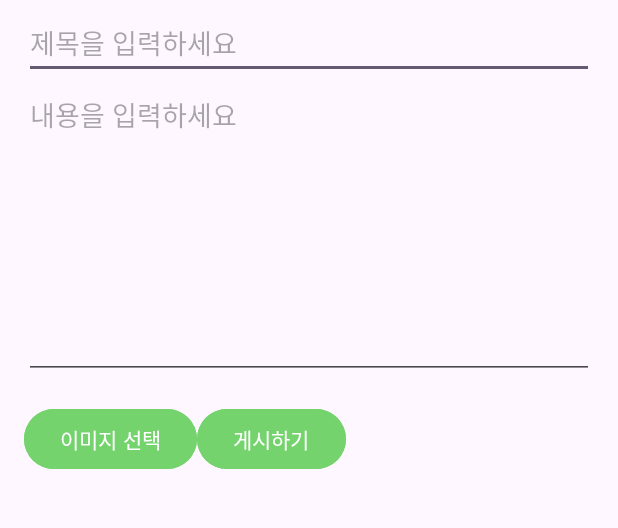
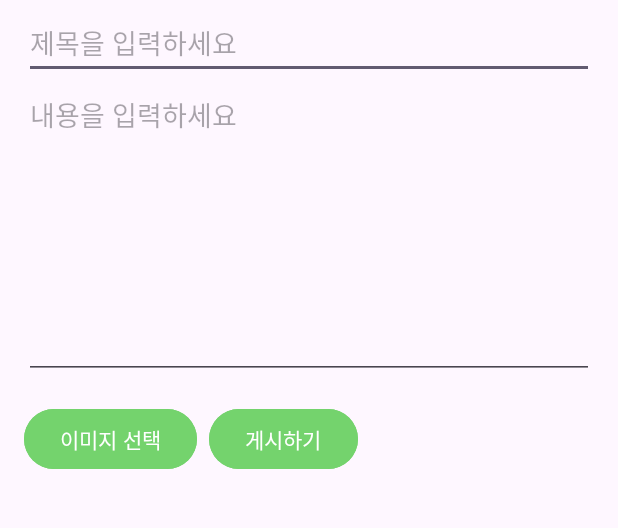
Before and after one commit to riahaaa/ecopath, an Android app: the CreatePostActivity screen opened directly, with no data from a screen before it, on a phone screen of 412 x 824 dp, the part 65-593 px from its top. Run offline under Robolectric (Android 15) with nearby library versions, the phone set to English and light mode, and no system bars; our stand-ins replace Firebase (no records; nobody signed in at launch, a user with empty details on screens opened directly); pictures from the network do not load.

Commit message:
게시물 사진 업로드 기능 수정

```diff
--- a/app/build.gradle.kts
+++ b/app/build.gradle.kts
@@ -4,6 +4,7 @@ plugins {
     id("com.android.application")
     id("org.jetbrains.kotlin.android")
     id("com.google.gms.google-services")
+    id("kotlin-kapt")
 }
 
 // local.properties 파일을 읽기
@@ -75,6 +76,7 @@ dependencies {
     // Glide (이미지 로딩 라이브러리)
     implementation("com.github.bumptech.glide:glide:4.12.0")
     annotationProcessor("com.github.bumptech.glide:compiler:4.12.0")
+    kapt("com.github.bumptech.glide:compiler:4.15.1")
 
     // Kakao Services
     implementation("com.squareup.okhttp3:okhttp:4.10.0")
--- a/app/src/main/res/layout/activity_create_post.xml
+++ b/app/src/main/res/layout/activity_create_post.xml
@@ -48,7 +48,7 @@
         android:inputType="textMultiLine"
         android:minHeight="200dp" />
 
-    <!-- 선택한 이미지 미리보기 (내용 입력 칸 아래로 이동) -->
+    <!-- 선택한 이미지 미리보기 -->
     <ImageView
         android:id="@+id/imageView"
         android:layout_width="match_parent"
@@ -56,7 +56,16 @@
         android:scaleType="centerCrop"
         android:layout_marginTop="8dp"
         android:contentDescription="선택한 이미지 미리보기"
-        android:visibility="gone" /> <!-- 기본 상태에서는 숨김 -->
+        android:visibility="gone" />
+
+    <!-- ProgressBar -->
+    <ProgressBar
+        android:id="@+id/progressBar"
+        android:layout_width="wrap_content"
+        android:layout_height="wrap_content"
+        android:layout_gravity="center"
+        android:layout_marginTop="8dp"
+        android:visibility="gone" />
 
     <!-- 버튼들 (이미지 선택 및 게시하기) -->
     <LinearLayout
@@ -77,6 +86,7 @@
             android:layout_width="wrap_content"
             android:layout_height="wrap_content"
             android:text="게시하기"
-            android:backgroundTint="@color/green" />
+            android:backgroundTint="@color/green"
+            android:layout_marginStart="8dp" />
     </LinearLayout>
 </LinearLayout>
```
Also changed, not shown: app/src/main/java/edu/sungshin/ecopath/CreatePostActivity.kt (+23 -20 lines).
